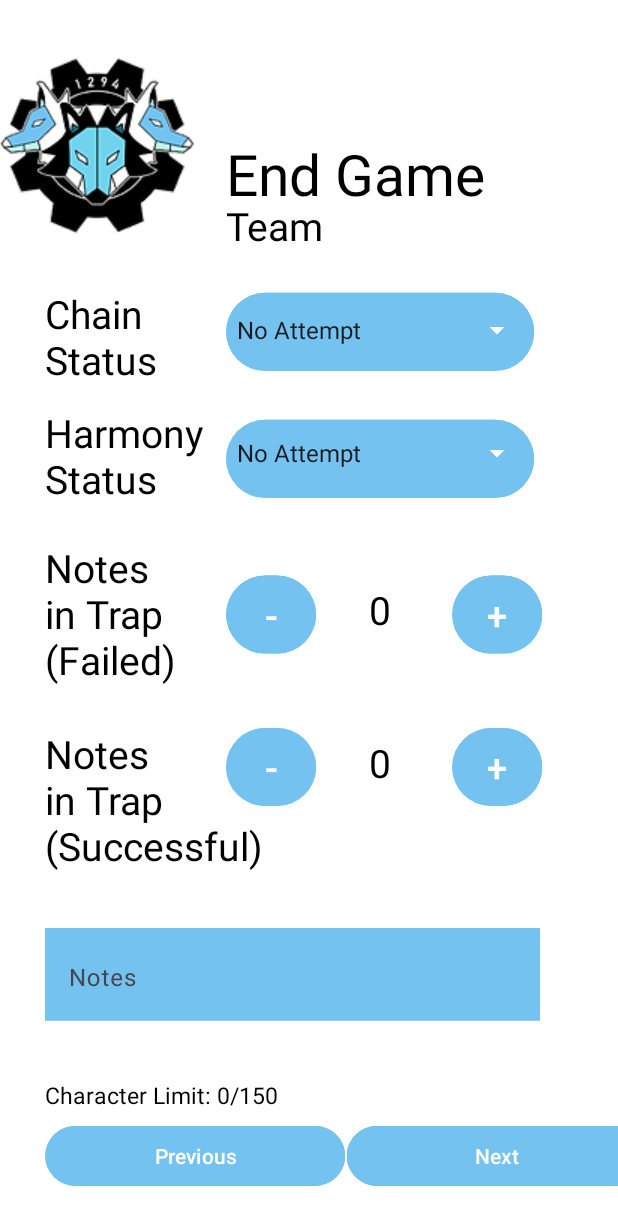
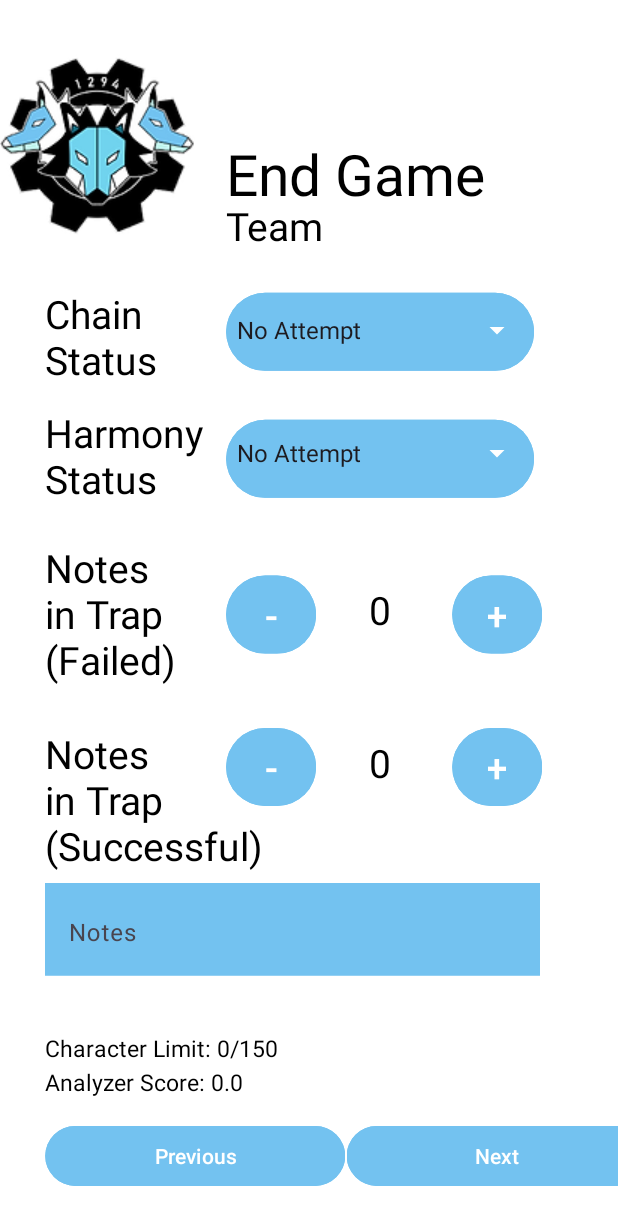
Before and after one commit to packofparts/scouting-app, an Android app: the SecondFragment2 screen opened through its navigation route, on a phone screen of 412 x 824 dp. Shown: the top 1225 px of the screen. Run offline under Robolectric (Android 15) with nearby library versions, the phone set to English and light mode, and no system bars; our stand-ins replace navigation-ui.

Commit message:
Notes Analyzer (#103)
* Analyzer setup

* Beta Analyzer Implemented

* Added some words and added analzer field to matchData.

```diff
--- a/app/src/main/java/com/example/myapplication/MatchData.java
+++ b/app/src/main/java/com/example/myapplication/MatchData.java
@@ -35,6 +35,9 @@ public class MatchData {
     Chain chaining = Chain.NOPE;
     int trapSucess = 0;
     int trapFail = 0;
+
+    double analyzerScore = 0.0;
+
     public enum Harmony {
         NOPE,
         ATTEMPTED,
@@ -44,7 +47,6 @@ public class MatchData {
     Harmony harmo = Harmony.NOPE;
     String notes = "";
 
-    // add human player spotlight data later
 
     public String returnAllData() {
 
@@ -142,4 +144,9 @@ public class MatchData {
     public void setNotes(String notes) {
         this.notes = notes;
     }
+
+    public double getAnalScore() {
+        return analyzerScore;
+    }
+    public void setAnalScore(double analScore) {this.analyzerScore = analScore;}
 }
--- a/app/src/main/java/com/example/myapplication/SecondFragment2.java
+++ b/app/src/main/java/com/example/myapplication/SecondFragment2.java
@@ -122,7 +122,10 @@ public class SecondFragment2 extends Fragment {
             @Override
             public void afterTextChanged(Editable s) {
                 binding.characterLimit.setText("Character Limit: " + Objects.requireNonNull(binding.textInput.getText()).length() + "/150");
+                double score = Analyzer.analyze(binding.textInput.getText().toString());
+                binding.analyzerScore.setText("Analyzer Score: " + score);
                 UserModel.getMatchData().setNotes(binding.textInput.getText().toString());
+                UserModel.getMatchData().setAnalScore(score);
             }
         });
         ArrayAdapter<String> chainAdapter = new ArrayAdapter<>(view.getContext(), android.R.layout.simple_spinner_dropdown_item, new String[]{"No Attempt", "Failed Attempt", "Successful Attempt"});
--- a/app/src/main/res/layout/fragment_second2.xml
+++ b/app/src/main/res/layout/fragment_second2.xml
@@ -70,8 +70,16 @@
             android:text="Character Limit: 0/150"
             android:textSize="15dp"
             android:translationX="30dp"
-            android:translationY="608dp" />
-
+            android:translationY="580dp" />
+        <TextView
+            android:id="@+id/analyzerScore"
+            android:layout_width="330dp"
+            android:layout_height="wrap_content"
+            android:background="#00FFFFFF"
+            android:text="Analyzer Score: 0.0"
+            android:textSize="15dp"
+            android:translationX="30dp"
+            android:translationY="600dp" />
 
         <TextView
             android:id="@+id/title"
@@ -336,7 +344,7 @@
             android:background="#0095EC"
             android:backgroundTint="#73C2F0"
             android:translationX="30dp"
-            android:translationY="585dp"
+            android:translationY="555dp"
             app:boxCollapsedPaddingTop="0dp">
 
             <com.google.android.material.textfield.TextInputEditText
```
Also changed, not shown: app/src/main/java/com/example/myapplication/Analyzer.java (added, +84 -0 lines).
